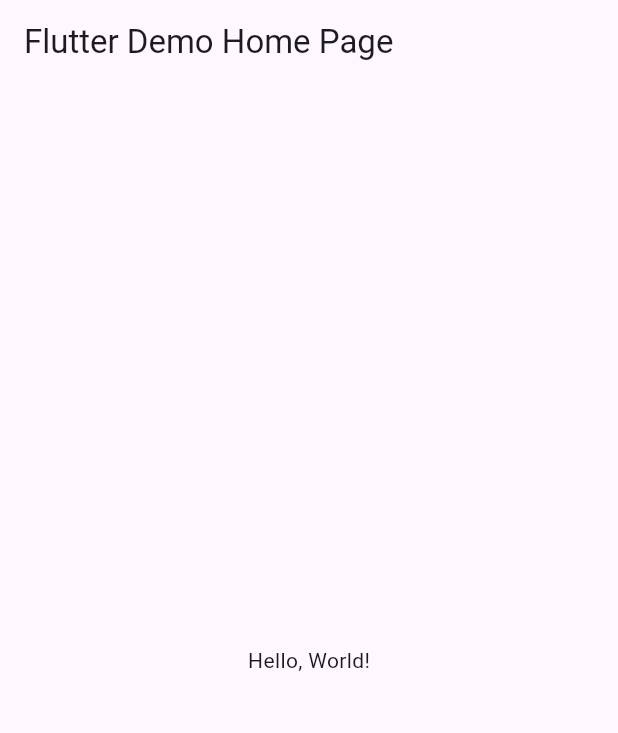
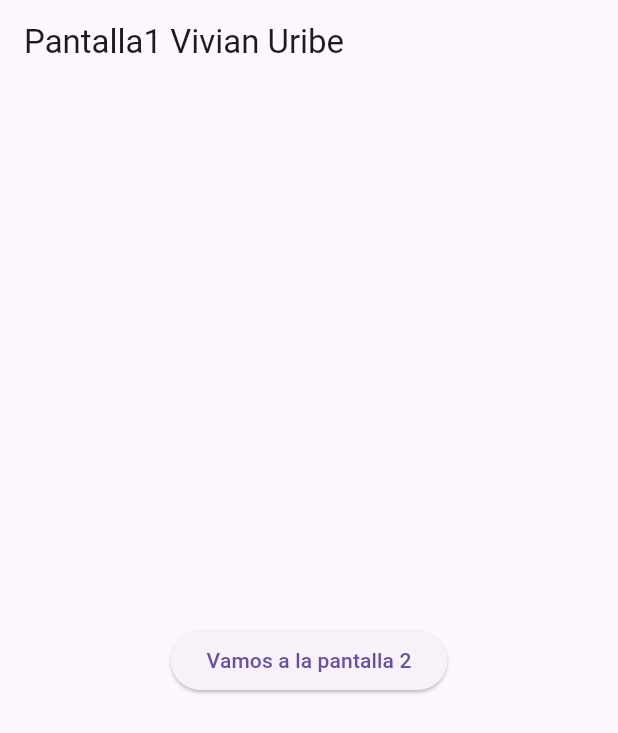
Before and after one commit to UribeV128/p12-entrepag-6i, a Flutter app: the screen it shows after launch, on a phone screen of 412 x 824 dp. Shown: the top 733 px of the screen. Run offline on Flutter 3.47's test engine with Material 3 defaults, Android fonts, the phone set to English and light mode, and no system bars.

```diff
--- a/lib/main.dart
+++ b/lib/main.dart
@@ -1,43 +1,22 @@
 import 'package:flutter/material.dart';
+import 'package:uribe/pantalla1.dart';
+import 'package:uribe/pantalla2.dart';
 
-void main() => runApp(MyApp());
+void main() => runApp(RutasPaginas());
 
-class MyApp extends StatelessWidget {
-  const MyApp({super.key});
-  // This widget is the root of your application.
+class RutasPaginas extends StatelessWidget {
+  const RutasPaginas({Key? key}) : super(key: key);
+
   @override
   Widget build(BuildContext context) {
     return MaterialApp(
-      // Application name
-      title: 'Flutter Hello World',
-      // Application theme data, you can set the colors for the application as
-      // you want
-      theme: ThemeData(
-        // useMaterial3: true,
-        primarySwatch: Colors.blue,
-      ),
-      // A widget which will be started on application startup
-      home: MyHomePage(title: 'Flutter Demo Home Page'),
-    );
-  }
-}
-
-class MyHomePage extends StatelessWidget {
-  final String title;
-  const MyHomePage({super.key, required this.title});
-
-  @override
-  Widget build(BuildContext context) {
-    return Scaffold(
-      appBar: AppBar(
-        // The title text which will be shown on the action bar
-        title: Text(title),
-      ),
-      body: Center(
-        child: Text(
-          'Hello, World!',
-        ),
-      ),
-    );
-  }
-}
+      debugShowCheckedModeBanner: false,
+      title: "App entre paginas",
+      initialRoute: "/",
+      routes: {
+        "/": (context) => Pantalla1(),
+        "/pantalla2": (context) => Pantalla2(),
+      }, //navegacion entre paginas
+    ); //fin material
+  } //clase ruta pagina
+} //fin ruts paginas
--- /dev/null
+++ b/lib/pantalla1.dart
@@ -0,0 +1,23 @@
+import 'package:flutter/material.dart';
+import 'package:uribe/pantalla2.dart';
+
+class Pantalla1 extends StatelessWidget {
+  const Pantalla1({Key? key}) : super(key: key);
+
+  @override
+  Widget build(BuildContext context) {
+    return Scaffold(
+      appBar: AppBar(
+        title: Text('Pantalla1 Vivian Uribe'),
+      ),
+      body: Center(
+          child: ElevatedButton(
+        child: Text("Vamos a la pantalla 2"),
+        onPressed: () {
+          Navigator.pushNamed(context, "/pantalla2",
+              arguments: "Mensa de pantalla");
+        },
+      )),
+    );
+  } // widget
+} //clase pantalla 1
```
Also changed, not shown: lib/pantalla2.dart (added, +29 -0 lines).
